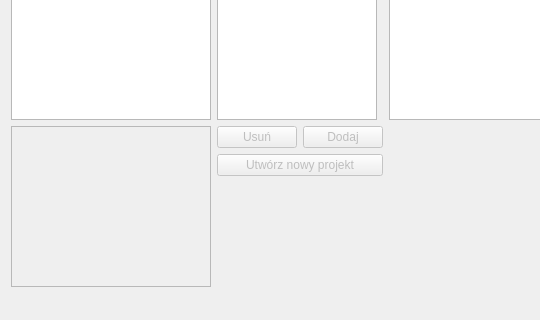
The window that oknoglowne.ui (twardakm/zarzadzanie_projektami) describes before a commit, drawn with Qt 5; both pictures show x 0 to 540 and y 160 to 480 of the 641 by 480 pixel window.
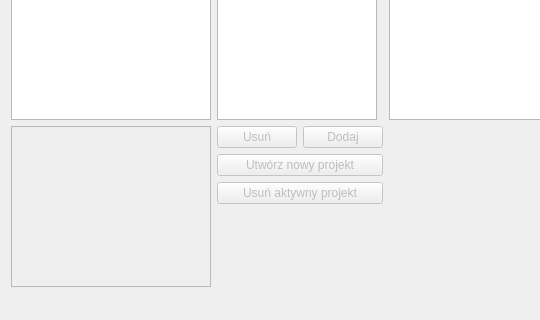
The same window after the commit.

Diff of the .ui file:
```diff
--- a/oknoglowne.ui
+++ b/oknoglowne.ui
@@ -189,6 +189,9 @@
       </item>
       <item row="3" column="1">
        <layout class="QFormLayout" name="formLayout">
+        <property name="fieldGrowthPolicy">
+         <enum>QFormLayout::AllNonFixedFieldsGrow</enum>
+        </property>
         <item row="1" column="0">
          <widget class="QPushButton" name="usun_przycisk">
           <property name="enabled">
@@ -219,6 +222,16 @@
           </property>
          </widget>
         </item>
+        <item row="3" column="0" colspan="2">
+         <widget class="QPushButton" name="usun_projekt_przycisk">
+          <property name="enabled">
+           <bool>false</bool>
+          </property>
+          <property name="text">
+           <string>Usuń aktywny projekt</string>
+          </property>
+         </widget>
+        </item>
        </layout>
       </item>
      </layout>
```
